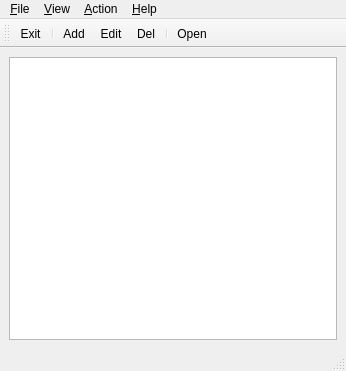
The window that trunk/qrdc/ui/mainwindow.ui (rgfernandes/qtdesktop) describes before a commit, drawn with Qt 5.
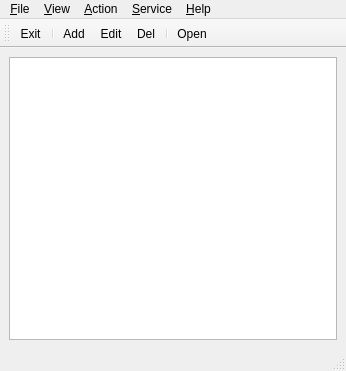
The same window after the commit. Icons and pictures are not drawn.

```diff
--- a/trunk/qrdc/ui/mainwindow.ui
+++ b/trunk/qrdc/ui/mainwindow.ui
@@ -62,9 +62,16 @@
     <addaction name="actionVariables"/>
     <addaction name="actionProtocols"/>
    </widget>
+   <widget class="QMenu" name="menu_Service">
+    <property name="title">
+     <string>&amp;Service</string>
+    </property>
+    <addaction name="actionSettings"/>
+   </widget>
    <addaction name="menu_File"/>
    <addaction name="menu_View"/>
    <addaction name="menu_Actions"/>
+   <addaction name="menu_Service"/>
    <addaction name="menu_Help"/>
   </widget>
   <widget class="QStatusBar" name="statusbar"/>
```
Left out of the diff: 68 changed lines with no effect on the pictures.
